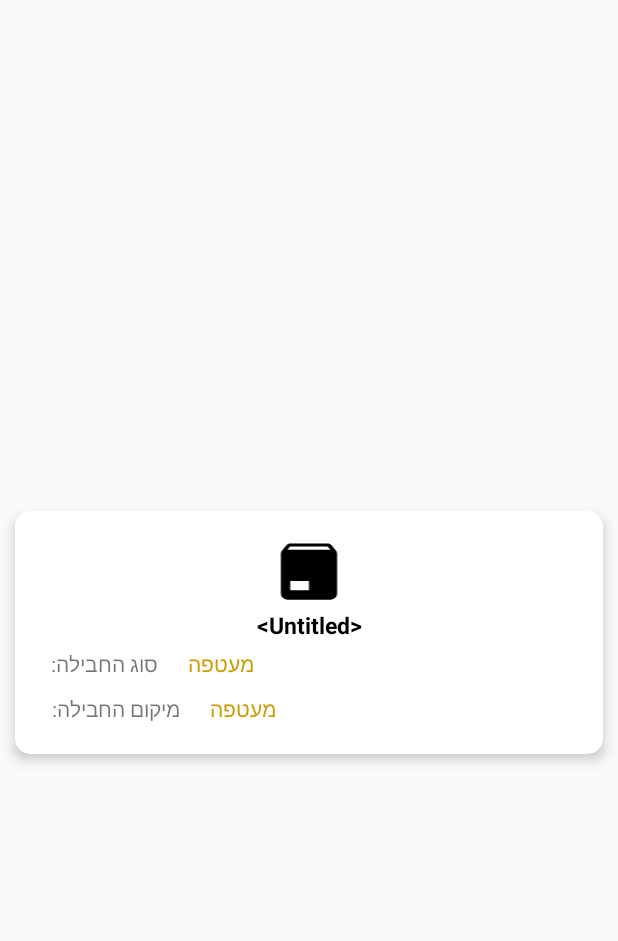
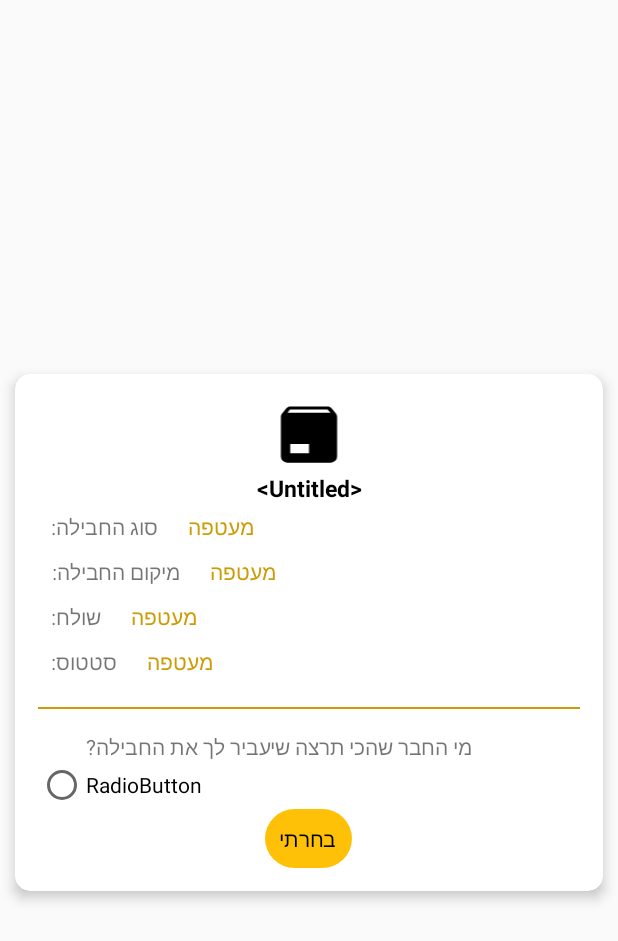
Before and after one commit to mickeygoldmeier/DDC, an Android app: the layout parcel_view_holder.xml on its own in the app's theme, with its tools: preview values and no code run, on a phone screen of 412 x 824 dp. Shown: the top 941 px of the screen. Run offline under Robolectric (Android 15) with nearby library versions, the phone set to English and light mode, and no system bars.

Commit message:
Add friends

```diff
--- a/app/src/main/java/com/ddc/UI/MyParcelsScreen/MyParcelsViewModel.java
+++ b/app/src/main/java/com/ddc/UI/MyParcelsScreen/MyParcelsViewModel.java
@@ -24,6 +24,7 @@ public class MyParcelsViewModel extends AndroidViewModel {
 
     public MyParcelsViewModel(@NonNull Application application) {
         super(application);
+
         repository = new ParcelRepository(application);
         allParcel = repository.getAllParcels();
     }
@@ -49,7 +50,7 @@ public class MyParcelsViewModel extends AndroidViewModel {
         @Override
         public void onBindViewHolder(@NonNull final ParcelViewHolder holder, final int position) {
             Parcel parcel = allParcel.getValue().get(position);
-            holder.fillView(parcel);
+            holder.fillView(parcel, getApplication());
 
             holder.itemView.setOnClickListener(new View.OnClickListener() {
                 @Override
--- a/app/src/main/res/layout/parcel_view_holder.xml
+++ b/app/src/main/res/layout/parcel_view_holder.xml
@@ -84,7 +84,7 @@
             android:layout_width="match_parent"
             android:layout_height="wrap_content"
             android:orientation="vertical"
-            android:visibility="gone">
+            android:visibility="visible">
 
             <GridLayout
                 android:layout_width="match_parent"
@@ -135,7 +135,8 @@
                 android:layout_width="match_parent"
                 android:layout_height="wrap_content"
                 android:orientation="vertical"
-                android:visibility="gone">
+                android:gravity="center"
+                android:visibility="visible">
 
                 <View
                     android:layout_width="match_parent"
@@ -152,29 +153,25 @@
                     android:text="מי החבר שהכי תרצה שיעביר לך את החבילה?" />
 
                 <RadioGroup
-                    android:id="@+id/choose_deliver_rb"
+                    android:id="@+id/optional_delivers_rg"
                     android:layout_width="match_parent"
                     android:layout_height="wrap_content">
 
                     <RadioButton
-                        android:id="@+id/radioButton4"
+                        android:id="@+id/radioButton"
                         android:layout_width="match_parent"
                         android:layout_height="wrap_content"
+                        style="@style/Widget.AppCompat.CompoundButton.RadioButton"
                         android:text="RadioButton" />
 
-                    <RadioButton
-                        android:id="@+id/radioButton3"
-                        android:layout_width="match_parent"
-                        android:layout_height="wrap_content"
-                        android:text="RadioButton" />
                 </RadioGroup>
 
                 <Button
                     android:id="@+id/button"
-                    android:layout_width="match_parent"
+                    android:layout_width="wrap_content"
                     android:layout_height="wrap_content"
                     android:padding="10dp"
-                    android:text="Button" />
+                    android:text="בחרתי" />
 
             </LinearLayout>
 
```
Also changed, not shown: app/src/main/java/com/ddc/UI/ParcelViewHolder.java (+15 -1 lines).
